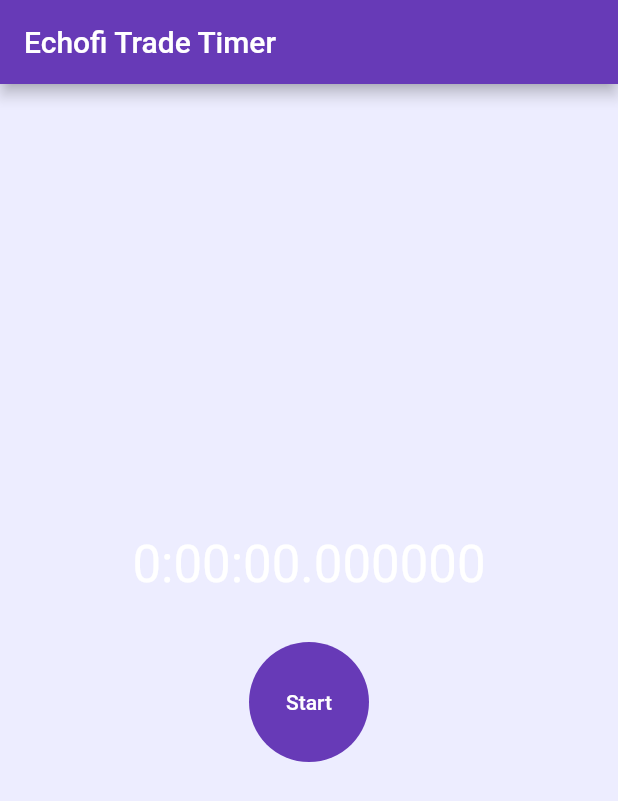
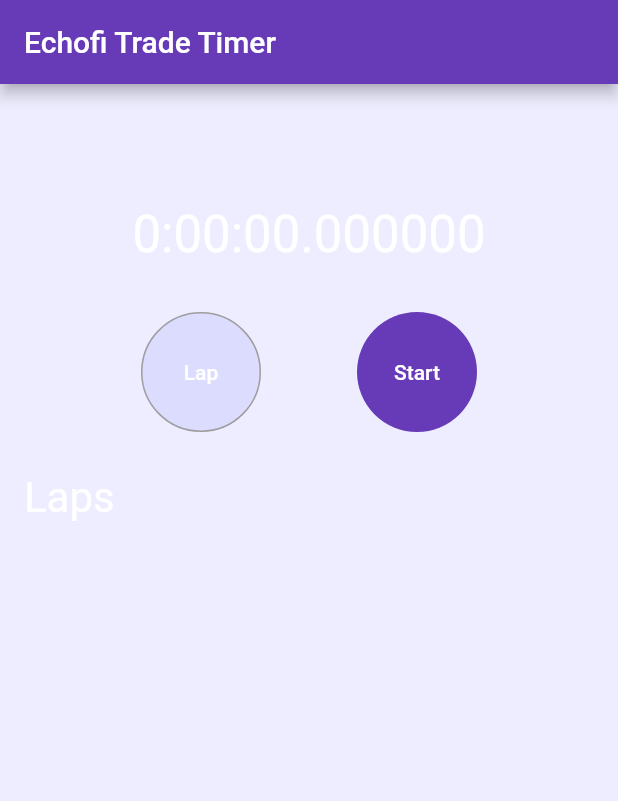
Before and after one commit to RileyGibbs/fitness_timer, a Flutter app: the screen it shows after launch, on a phone screen of 412 x 824 dp. Shown: the top 801 px of the screen. Run offline on Flutter 3.47's test engine with Material 2 defaults, Android fonts, the phone set to English and light mode, and no system bars.

Commit message:
Add lap timing + bit of refactoring

```diff
--- /dev/null
+++ b/lib/lap_list_view.dart
@@ -0,0 +1,31 @@
+import 'package:flutter/material.dart';
+import 'styles.dart';
+
+class LapListView extends StatelessWidget {
+  LapListView({Key? key, required this.lapList,}) : super(key: key);
+
+  final List<Duration> lapList;
+
+  @override
+  Widget build(BuildContext context) => SingleChildScrollView(
+    child: ListView.builder(
+      shrinkWrap: true,
+      itemCount: lapList.length,
+      itemBuilder: (context, index) => ListTile(
+        contentPadding: EdgeInsets.symmetric(horizontal: standardPadding * 2),
+        leading: Text(
+          'Lap ${index + 1}',
+          style: TextStyle(
+            color: Colors.grey.shade500,
+          ),
+        ),
+        title: Text(
+          '${lapList[index].toString()}',
+          style: TextStyle(
+            color: Colors.white,
+          ),
+        ),
+      ),
+    ),
+  );
+}
--- a/lib/models/time_keeper.dart
+++ b/lib/models/time_keeper.dart
@@ -16,15 +16,34 @@
   //
   // int get elapsed => _counter;
 
-
+  // TODO: Organize these nicer
   Stopwatch _clock = Stopwatch();
 
   void start() => _clock.start();
 
-  void stop() => _clock.stop();
+  void stop() {
+    _clock.stop();
+    lap();  // Show final lap time
+  }
 
-  void reset() => _clock.reset();
+  void reset() {
+    _laps.clear();
+    _clock.reset();
+  }
+
+  // Log lap time (time between now and cumulative time up to end of last lap)
+  void lap() {
+    if (_laps.length > 0) {
+      _laps.add(_clock.elapsed - _laps.fold(Duration(), (prev, element) => prev + element));
+    } else {
+      _laps.add(_clock.elapsed);
+    }
+  }
 
   Duration get elapsed => _clock.elapsed;
 
+  List<Duration> _laps = [];
+
+  List<Duration> get laps => _laps;
+
 }
--- a/lib/styles.dart
+++ b/lib/styles.dart
@@ -1,9 +1,11 @@
 import 'package:flutter/material.dart';
+
+double get standardPadding => 16.0;
+
+Color get backgroundColor => const Color(0x131313FF);
 
 ThemeData get echofiTheme => ThemeData(
   primarySwatch: Colors.deepPurple,
-  scaffoldBackgroundColor: const Color(0x131313FF),
-  backgroundColor: const Color(0x131313FF),
+  scaffoldBackgroundColor: backgroundColor,
+  backgroundColor: backgroundColor,
 );
-
-double get standardPadding => 16.0;
--- a/lib/timer.dart
+++ b/lib/timer.dart
@@ -2,6 +2,7 @@
 import 'package:echofi_fitness/styles.dart';
 import 'package:flutter/material.dart';
 import 'models/time_keeper.dart';
+import 'lap_list_view.dart';
 
 class Timer extends StatefulWidget {
   Timer({Key? key, required this.title}) : super(key: key);
@@ -21,6 +22,8 @@
   late Stream<int> _updateDisplay;
   late StreamSubscription<int>? _subscription;
 
+
+  // Display and timer functions
   void startDisplayUpdate() {
     _updateDisplay = Stream<int>.periodic(const Duration(microseconds: 1), (x) => x);
     _subscription = _updateDisplay.listen((event) {
@@ -41,21 +44,27 @@
     _subscription?.cancel();
   }
 
+  void logLap() {
+    _timeKeeper.lap();
+  }
+
   @override
   Widget build(BuildContext context) {
     return Scaffold(
       appBar: AppBar(
         title: Text(widget.title),
       ),
-      body: Center(
-        child: Column(
+      body: Column(
         mainAxisAlignment: MainAxisAlignment.center,
         children: <Widget>[
-            Text(
+          SizedBox(height: standardPadding * 5),
+          Center(
+            child: Text(
               '${_displayTime.toString()}',
               style: TextStyle(
                 fontSize: 34.0,
                 color: Colors.white,
+              ),
             ),
           ),
           SizedBox(height: standardPadding),
@@ -64,6 +73,21 @@
             child: Row(
               mainAxisSize: MainAxisSize.min,
               children: <Widget>[
+                TextButton(
+                  onPressed: () => _counting ? logLap() : null,
+                  style: TextButton.styleFrom(
+                    backgroundColor: backgroundColor,
+                    primary: Colors.white,
+                    minimumSize: const Size(80.0, 80.0),
+                    shape: CircleBorder(
+                      side: BorderSide(
+                        color: Colors.grey.shade500,
+                      )
+                    ),
+                  ),
+                  child: Text('Lap'),
+                ),
+                SizedBox(width: standardPadding * 4),
                 TextButton(
                   onPressed: () {
                     if (_counting) {
@@ -84,9 +108,22 @@
                 ),
               ],
             ),
-            )
+          ),
+          ListTile(
+            title:Text(
+              'Laps',
+              style: TextStyle(
+                color: Colors.white,
+                fontSize: 28.0,
+              ),
+            ),
+          ),
+          Expanded(
+            child: LapListView(
+              lapList: _timeKeeper.laps,
+            ),
+          ),
         ],
-        ),
       ),
     );
   }
```
Lines whose indentation alone changed are shown as unchanged.
